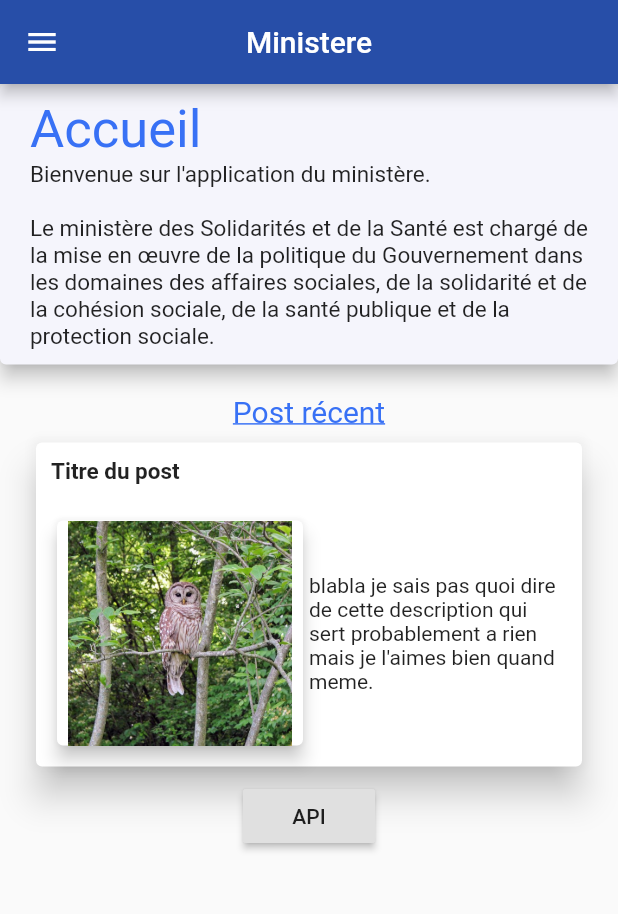
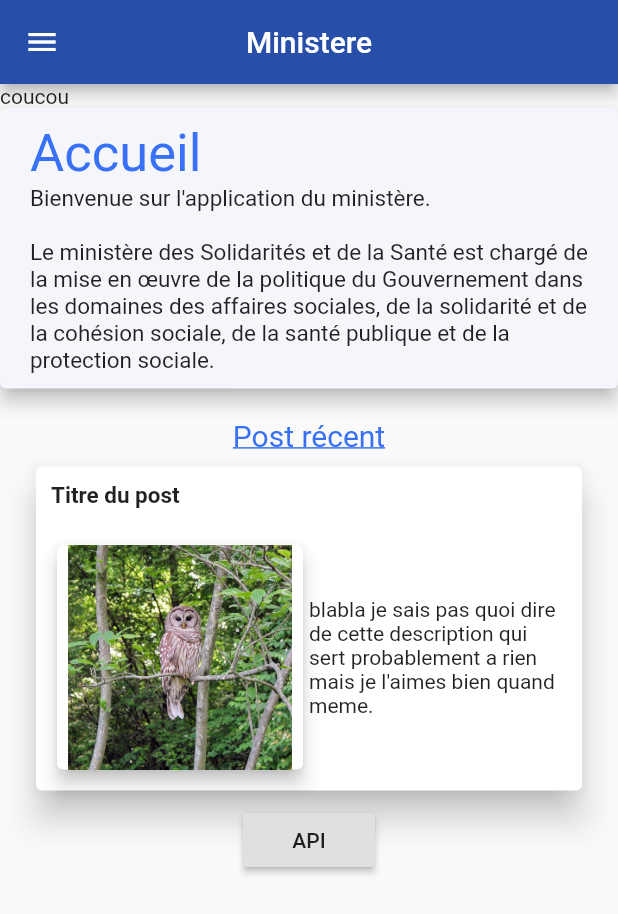
Before and after one commit to ClementQ/flutter_cube, a Flutter app: the screen it shows after launch, on a phone screen of 412 x 824 dp. Shown: the top 914 px of the screen. Run offline on Flutter 3.47's test engine with Material 2 defaults, Android fonts, the phone set to English and light mode, and no system bars.

Commit message:
add Text in home page

```diff
--- a/lib/Pages/home_page.dart
+++ b/lib/Pages/home_page.dart
@@ -35,6 +35,7 @@ class _home_page_State extends State<home_page> {
           child:
           ListView(
             children: [
+              Text("coucou"),
               Column(
                 children: [
                   Card(
```
